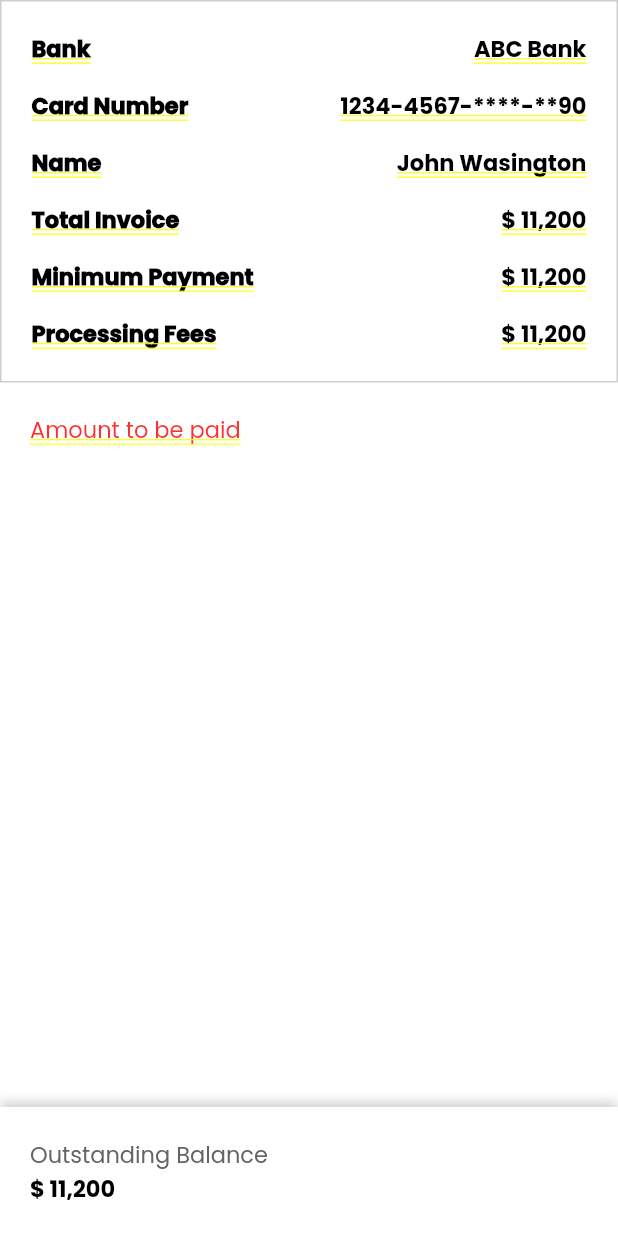
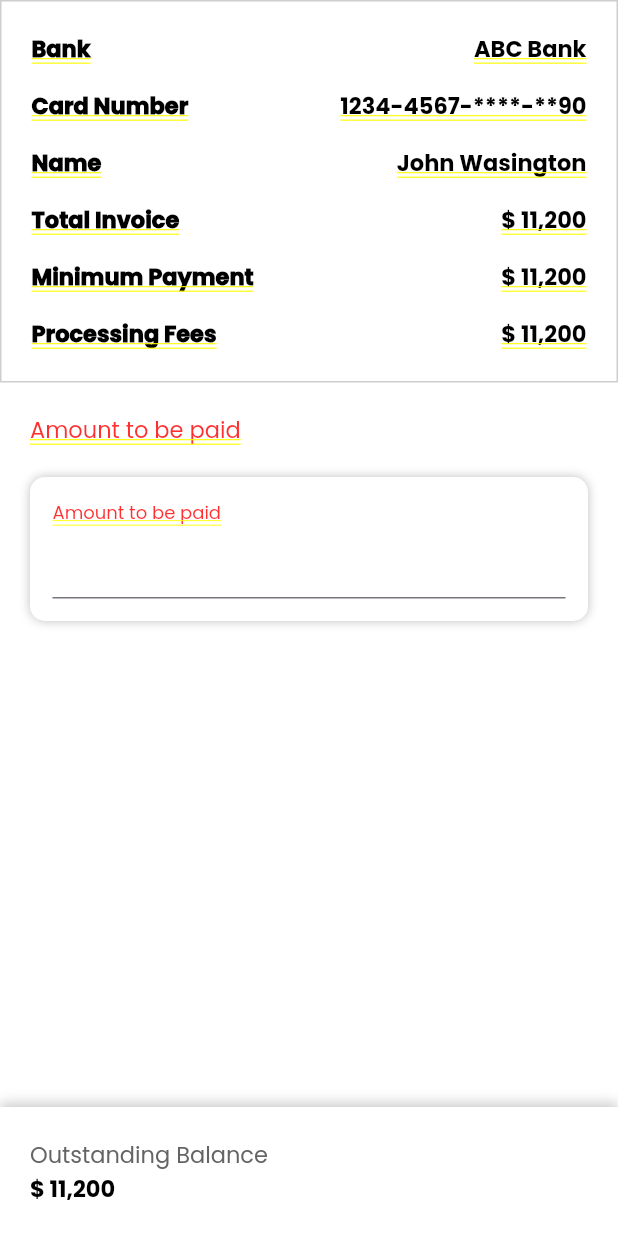
Before and after one commit to CandiceAriel/fintech_app, a Flutter app: the PaymentDetailScreen screen opened directly, on a phone screen of 412 x 824 dp. Run offline on Flutter 3.47's test engine with Material 3 defaults, Android fonts, the phone set to English and light mode, and no system bars; our stand-ins replace bloc, dropdown_button2, equatable, flutter_bloc, flutter_dotenv, flutter_svg and 2 more; accounts and stored records are empty.

Commit message:
Payment detail

```diff
--- a/lib/screens/payment_detail.dart
+++ b/lib/screens/payment_detail.dart
@@ -3,6 +3,7 @@
 import 'package:fintech_app/bloc/loan/loan_bloc.dart';
 import 'package:fintech_app/layout/default.dart';
 import 'package:fintech_app/models/loan.dart';
+import 'package:flutter/cupertino.dart';
 import 'package:flutter/material.dart';
 import 'package:flutter_bloc/flutter_bloc.dart';
 
@@ -216,11 +217,19 @@ class _PaymentDetailScreenState extends State<PaymentDetailScreen> {
                     ],
                   ),
                 ),
-                Padding(
+                Container(
                   padding: EdgeInsets.all(20),
+                  width: double.infinity,
+                  // decoration: BoxDecoration(
+                  //   border: Border.all(
+                  //     width: 1,
+                  //     color: const Color(0xFFCFCECE)
+                  //   )
+                  // ),
                   child: Align(
                     alignment: Alignment.centerLeft,
                     child: Column(
+                      crossAxisAlignment: CrossAxisAlignment.start,
                       children: [
                         Text(
                           'Amount to be paid',
@@ -230,6 +239,46 @@ class _PaymentDetailScreenState extends State<PaymentDetailScreen> {
                             height: 1.5,
                             fontWeight: FontWeight.w400
                           ),
+                          textAlign: TextAlign.left,
+                        ),
+                        SizedBox(
+                          height: 20,
+                        ),
+                        Container(
+                          padding: EdgeInsets.all(15),
+                          decoration: BoxDecoration(
+                            borderRadius: BorderRadius.circular(10),
+                            boxShadow: [
+                              BoxShadow(
+                                color: Color.fromRGBO(0, 0, 0, 0.25),
+                                blurRadius: 5,
+                                offset: Offset(0, 0)
+                              )
+                            ],
+                            color: Color(0xFFFFFFFF),
+                          ),
+                          child: Column (
+                             crossAxisAlignment: CrossAxisAlignment.start,
+                            children: [
+                              Text(
+                                'Amount to be paid',
+                                style: TextStyle(
+                                  fontFamily: 'Poppins',
+                                  fontSize: 12,
+                                  height: 1.5,
+                                  fontWeight: FontWeight.w400
+                                ),
+                                textAlign: TextAlign.left,
+                              ),
+                              TextFormField(
+
+                                decoration: const InputDecoration(
+                                  border: UnderlineInputBorder(),
+                                ),
+                              ),
+                            ],
+                          )
+
                         ),
 
                       ],
```
